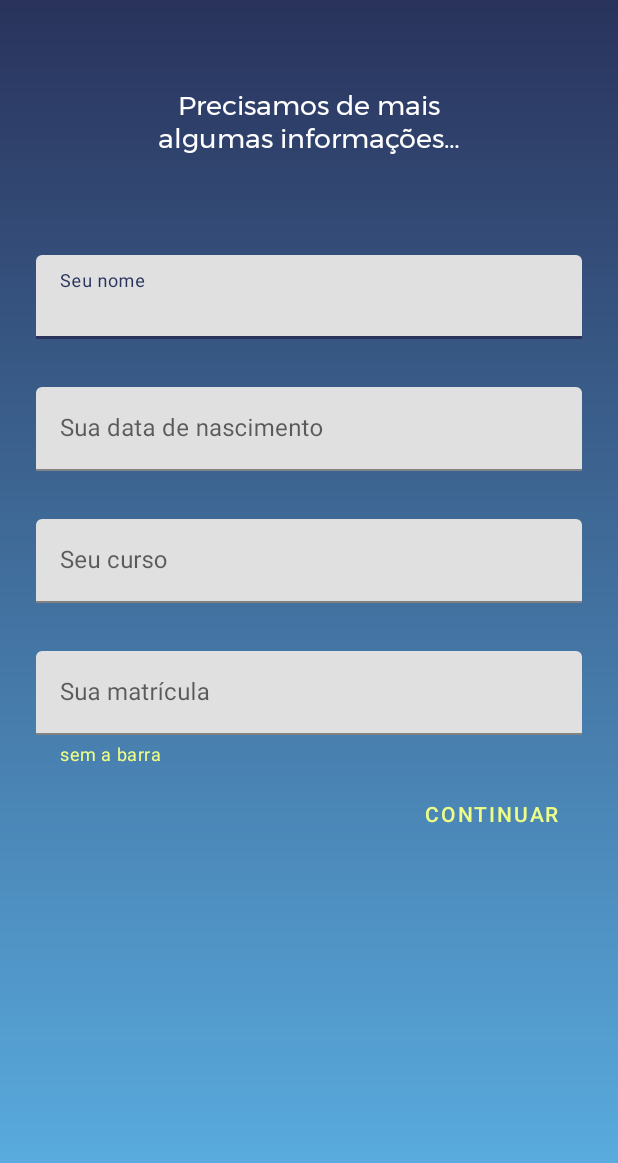
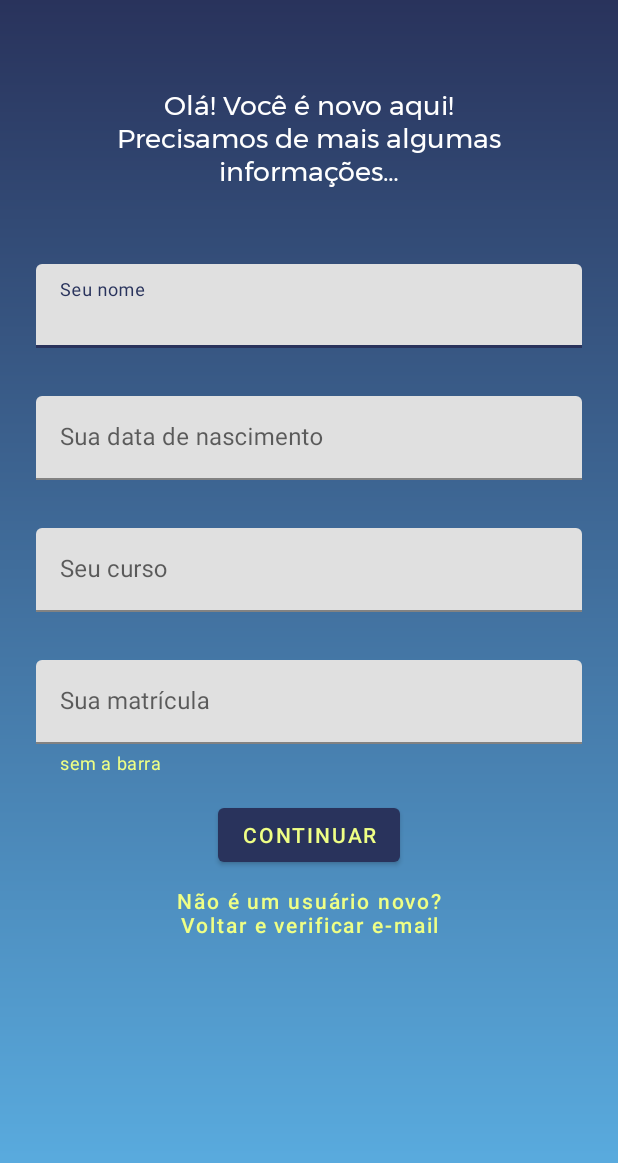
Before and after one commit to caldasluan/Escambinho, an Android app: the screen it shows after launch (SignUpActivity), after a tap on "LOGIN", on a phone screen of 412 x 824 dp. Shown: the top 1163 px of the screen. Run offline under Robolectric (Android 15) with nearby library versions, the phone set to English and light mode, and no system bars; our stand-ins replace Firebase (no records; nobody signed in at launch, a user with empty details on screens opened directly); Roboto replaces fonts that are not available here.

Commit message:
Adicionar opção de voltar ao login da tela de cadastro
Caso o usuário digite seu e-mail errado, um botão no final da tela o leva de volta para tela de login, permitindo que possa verificar o e-mail digitado.

```diff
--- a/app/src/main/java/com/unb/devapp/escambinho/LoginActivity.java
+++ b/app/src/main/java/com/unb/devapp/escambinho/LoginActivity.java
@@ -119,8 +119,6 @@ public class LoginActivity extends AppCompatActivity {
                                         first_auth = true;
 
                                         startActivity(intent);
-
-                                        finish();
                                     }
                                     else {
                                         Toast.makeText(LoginActivity.this, "Senha incorreta!",
--- a/app/src/main/java/com/unb/devapp/escambinho/SignUpActivity.java
+++ b/app/src/main/java/com/unb/devapp/escambinho/SignUpActivity.java
@@ -25,7 +25,7 @@ public class SignUpActivity extends AppCompatActivity {
 
     private UserModel userModel;
 
-    private MaterialButton mContinuar;
+    private MaterialButton mContinuar, mGoback;
 
     private TextInputEditText mName, mBirth, mCourse, mMatr;
 
@@ -37,6 +37,7 @@ public class SignUpActivity extends AppCompatActivity {
         setContentView(R.layout.activity_sign_up);
 
         mContinuar = findViewById(R.id.signup_btn_next);
+        mGoback = findViewById(R.id.signup_btn_goback);
 
         mName = findViewById(R.id.signup_edit_nome);
         mBirth = findViewById(R.id.signup_edit_birth);
@@ -58,6 +59,13 @@ public class SignUpActivity extends AppCompatActivity {
                 userModel.setEmail(bEmail);
 
                 signUpVerify(userModel, bEmail, bPass);
+            }
+        });
+
+        mGoback.setOnClickListener(new View.OnClickListener() {
+            @Override
+            public void onClick(View v) {
+                finish();
             }
         });
     }
--- a/app/src/main/res/layout/activity_sign_up.xml
+++ b/app/src/main/res/layout/activity_sign_up.xml
@@ -7,21 +7,63 @@
     android:background="@drawable/gradient_splash"
     tools:context=".SignUpActivity">
 
+    <ScrollView
+        android:layout_width="0dp"
+        android:layout_height="0dp"
+        app:layout_constraintBottom_toBottomOf="parent"
+        app:layout_constraintEnd_toEndOf="parent"
+        app:layout_constraintStart_toStartOf="parent"
+        app:layout_constraintTop_toTopOf="parent">
+
+        <androidx.constraintlayout.widget.ConstraintLayout
+            android:layout_width="match_parent"
+            android:layout_height="wrap_content">
+
+            <com.google.android.material.button.MaterialButton
+                android:id="@+id/signup_btn_goback"
+                style="@style/Widget.MaterialComponents.Button.TextButton"
+                android:layout_width="wrap_content"
+                android:layout_height="wrap_content"
+                android:layout_marginStart="8dp"
+                android:layout_marginEnd="8dp"
+                android:layout_marginTop="0dp"
+                android:layout_marginBottom="24dp"
+                android:text="@string/signup_btn_naoenovo"
+                android:textAllCaps="false"
+                android:textColor="@color/colorAccent"
+                app:layout_constraintBottom_toBottomOf="parent"
+                app:layout_constraintEnd_toEndOf="parent"
+                app:layout_constraintStart_toStartOf="parent"
+                app:layout_constraintTop_toBottomOf="@+id/signup_btn_next" />
+
+            <com.google.android.material.button.MaterialButton
+                android:id="@+id/signup_btn_next"
+                style="@style/Widget.MaterialComponents.Button"
+                android:layout_width="wrap_content"
+                android:layout_height="wrap_content"
+                android:layout_marginStart="8dp"
+                android:layout_marginTop="16dp"
+                android:layout_marginEnd="8dp"
+                android:text="@string/signup_btn_continuar"
+                android:textColor="@color/colorAccent"
+                app:layout_constraintEnd_toEndOf="parent"
+                app:layout_constraintStart_toStartOf="parent"
+                app:layout_constraintTop_toBottomOf="@+id/singup_input_matricula" />
+
             <TextView
                 android:id="@+id/signup_text_title"
                 android:layout_width="0dp"
                 android:layout_height="wrap_content"
-        android:layout_marginStart="8dp"
-        android:layout_marginLeft="8dp"
+                android:layout_marginStart="24dp"
                 android:layout_marginTop="56dp"
-        android:layout_marginEnd="8dp"
-        android:layout_marginRight="8dp"
+                android:layout_marginEnd="24dp"
                 android:gravity="center"
                 android:text="@string/signup_title"
                 android:textColor="@android:color/white"
                 android:textSize="18sp"
                 app:fontFamily="@font/montserrat"
                 app:layout_constraintEnd_toEndOf="parent"
+                app:layout_constraintHorizontal_bias="0.0"
                 app:layout_constraintStart_toStartOf="parent"
                 app:layout_constraintTop_toTopOf="parent" />
 
@@ -30,10 +72,8 @@
                 android:layout_width="match_parent"
                 android:layout_height="wrap_content"
                 android:layout_marginStart="24dp"
-        android:layout_marginLeft="24dp"
-        android:layout_marginTop="64dp"
+                android:layout_marginTop="48dp"
                 android:layout_marginEnd="24dp"
-        android:layout_marginRight="24dp"
                 android:hint="@string/signup_input_seu_nome"
                 app:layout_constraintEnd_toEndOf="parent"
                 app:layout_constraintStart_toStartOf="parent"
@@ -43,28 +83,6 @@
                     android:id="@+id/signup_edit_nome"
                     android:layout_width="match_parent"
                     android:layout_height="wrap_content" />
-    </com.google.android.material.textfield.TextInputLayout>
-
-    <com.google.android.material.textfield.TextInputLayout
-        android:id="@+id/signup_input_birth"
-        android:layout_width="match_parent"
-        android:layout_height="wrap_content"
-        android:layout_marginStart="24dp"
-        android:layout_marginLeft="24dp"
-        android:layout_marginTop="32dp"
-        android:layout_marginEnd="24dp"
-        android:layout_marginRight="24dp"
-        android:hint="@string/signup_input_sua_data"
-        app:helperTextTextColor="@android:color/white"
-        app:layout_constraintEnd_toEndOf="parent"
-        app:layout_constraintStart_toStartOf="parent"
-        app:layout_constraintTop_toBottomOf="@id/signup_input_nome">
-
-        <com.google.android.material.textfield.TextInputEditText
-            android:id="@+id/signup_edit_birth"
-            android:layout_width="match_parent"
-            android:layout_height="wrap_content"
-            android:inputType="date" />
             </com.google.android.material.textfield.TextInputLayout>
 
             <com.google.android.material.textfield.TextInputLayout
@@ -93,14 +111,12 @@
                 android:layout_width="match_parent"
                 android:layout_height="wrap_content"
                 android:layout_marginStart="24dp"
-        android:layout_marginLeft="24dp"
                 android:layout_marginTop="32dp"
                 android:layout_marginEnd="24dp"
-        android:layout_marginRight="24dp"
                 android:hint="@string/signup_input_seucur"
                 app:layout_constraintEnd_toEndOf="parent"
                 app:layout_constraintStart_toStartOf="parent"
-        app:layout_constraintTop_toBottomOf="@id/signup_input_birth">
+                app:layout_constraintTop_toBottomOf="@+id/signup_input_birth">
 
                 <com.google.android.material.textfield.TextInputEditText
                     android:id="@+id/signup_edit_curso"
@@ -108,16 +124,26 @@
                     android:layout_height="wrap_content" />
             </com.google.android.material.textfield.TextInputLayout>
 
-    <com.google.android.material.button.MaterialButton
-        android:id="@+id/signup_btn_next"
-        style="@style/Widget.MaterialComponents.Button.TextButton"
-        android:layout_width="wrap_content"
+            <com.google.android.material.textfield.TextInputLayout
+                android:id="@+id/signup_input_birth"
+                android:layout_width="match_parent"
                 android:layout_height="wrap_content"
-        android:layout_marginTop="8dp"
-        android:layout_marginEnd="8dp"
-        android:text="@string/signup_btn_continuar"
-        android:textColor="@color/colorAccent"
-        app:layout_constraintEnd_toEndOf="@+id/singup_input_matricula"
-        app:layout_constraintTop_toBottomOf="@+id/singup_input_matricula" />
+                android:layout_marginStart="24dp"
+                android:layout_marginTop="32dp"
+                android:layout_marginEnd="24dp"
+                android:hint="@string/signup_input_sua_data"
+                app:helperTextTextColor="@android:color/white"
+                app:layout_constraintEnd_toEndOf="parent"
+                app:layout_constraintStart_toStartOf="parent"
+                app:layout_constraintTop_toBottomOf="@+id/signup_input_nome">
+
+                <com.google.android.material.textfield.TextInputEditText
+                    android:id="@+id/signup_edit_birth"
+                    android:layout_width="match_parent"
+                    android:layout_height="wrap_content"
+                    android:inputType="date" />
+            </com.google.android.material.textfield.TextInputLayout>
+        </androidx.constraintlayout.widget.ConstraintLayout>
+    </ScrollView>
 
 </androidx.constraintlayout.widget.ConstraintLayout>
--- a/app/src/main/res/values/strings.xml
+++ b/app/src/main/res/values/strings.xml
@@ -23,7 +23,7 @@
     <!-- TODO: Remove or change this placeholder text -->
     <string name="hello_blank_fragment">Hello blank fragment</string>
     <string name="init_chat">Iniciar Chat</string>
-    <string name="signup_title">Precisamos de mais\nalgumas informações&#8230;</string>
+    <string name="signup_title">Olá! Você é novo aqui!\nPrecisamos de mais algumas informações&#8230;</string>
     <string name="signup_input_seu_nome">Seu nome</string>
     <string name="signup_input_sua_data">Sua data de nascimento</string>
     <string name="signup_input_sua_matr">Sua matrícula</string>
@@ -44,4 +44,5 @@
     <string name="descricao">Descrição</string>
     <string name="tags">Tags</string>
     <string name="anunciar">Anunciar</string>
+    <string name="signup_btn_naoenovo">Não é um usuário novo?\nVoltar e verificar e-mail</string>
 </resources>
```
Lines whose indentation alone changed are shown as unchanged.
